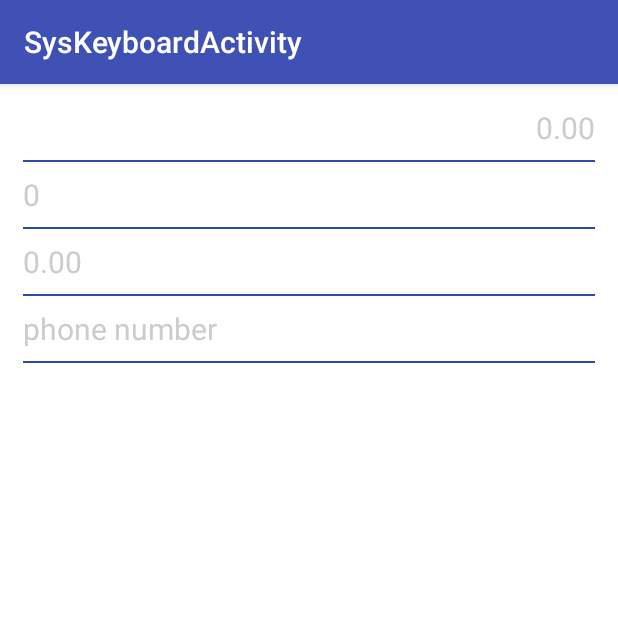
After one commit to luoheng158/CustomNumberKeyboard, an Android app: the SysKeyboardActivity screen opened directly, with no data from a screen before it, on a phone screen of 412 x 824 dp, the top half of it. The commit adds this screen. Run offline under Robolectric (Android 15) with nearby library versions, the phone set to English and light mode, and no system bars.

Commit message:
1.add number edit text with android sys keyboard. 2.handle exception

```diff
--- a/numberkeyboard/build.gradle
+++ b/numberkeyboard/build.gradle
@@ -36,7 +36,7 @@ ext {
     publishedGroupId = 'com.carlos.widget'
     artifact = 'numberkeyboard'
     libraryName = 'numberkeyboard'
-    libraryVersion = '0.1.12'
+    libraryVersion = '1.1.0'
 
     libraryDescription = 'A custom keyboard of android that can input number or decimals, currency  etc.'
 
--- a/numberkeyboard/src/main/res/values/attrs.xml
+++ b/numberkeyboard/src/main/res/values/attrs.xml
@@ -19,6 +19,7 @@
     <declare-styleable name="NumberDecimalEditText">
         <attr name="decimal_digits" format="integer"/>
         <attr name="max_input_integers" format="integer"/>
+        <attr name="disable_sys_keyboard" format="boolean"/>
     </declare-styleable>
 
 </resources>
--- a/sample/build.gradle
+++ b/sample/build.gradle
@@ -22,7 +22,6 @@ android {
 dependencies {
     compile fileTree(dir: 'libs', include: ['*.jar'])
     compile project(':numberkeyboard')
-    // compile 'com.carlos.widget:numberkeyboard:0.1.10'
     testCompile 'junit:junit:4.12'
     compile 'com.android.support:appcompat-v7:25.3.1'
 }
--- /dev/null
+++ b/sample/src/main/java/com/carlos/keyboard/SysKeyboardActivity.java
@@ -0,0 +1,36 @@
+package com.carlos.keyboard;
+
+import android.os.Bundle;
+import android.support.v7.app.AppCompatActivity;
+
+import com.carlos.number.keyboard.CurrencyEditText;
+
+import java.text.DecimalFormat;
+import java.text.DecimalFormatSymbols;
+import java.text.NumberFormat;
+
+public class SysKeyboardActivity extends AppCompatActivity {
+
+    private CurrencyEditText mCurrencyTwoDecimalDigitsView;
+    private CurrencyEditText mCurrencyNoneDecimalDigitsView;
+
+    @Override
+    protected void onCreate(Bundle savedInstanceState) {
+        super.onCreate(savedInstanceState);
+        setContentView(R.layout.activity_sys);
+        mCurrencyTwoDecimalDigitsView = (CurrencyEditText) findViewById(R.id.et_currency1);
+        mCurrencyTwoDecimalDigitsView.requestFocus();
+        mCurrencyTwoDecimalDigitsView.setFocusableInTouchMode(true);
+
+        NumberFormat currencyFormatter = NumberFormat.getCurrencyInstance();
+        DecimalFormatSymbols decimalFormatSymbols = ((DecimalFormat) currencyFormatter).getDecimalFormatSymbols();
+        decimalFormatSymbols.setCurrencySymbol("");
+        ((DecimalFormat) currencyFormatter).setDecimalFormatSymbols(decimalFormatSymbols);
+        mCurrencyTwoDecimalDigitsView.setCurrencyFormatter(currencyFormatter);
+
+        mCurrencyNoneDecimalDigitsView = (CurrencyEditText) findViewById(R.id.et_currency2);
+        mCurrencyNoneDecimalDigitsView.setCurrencyFormatter(currencyFormatter);
+
+    }
+
+}
--- /dev/null
+++ b/sample/src/main/res/layout/activity_sys.xml
@@ -0,0 +1,114 @@
+<?xml version="1.0" encoding="utf-8"?>
+<ScrollView
+    xmlns:android="http://schemas.android.com/apk/res/android"
+    xmlns:app="http://schemas.android.com/apk/res-auto"
+    android:layout_width="match_parent"
+    android:layout_height="match_parent"
+    android:background="@color/white"
+    android:overScrollMode="never"
+    android:scrollbars="none">
+
+    <LinearLayout
+        android:layout_width="match_parent"
+        android:layout_height="wrap_content"
+        android:orientation="vertical"
+        android:padding="15dp">
+
+        <com.carlos.number.keyboard.CurrencyEditText
+            android:id="@+id/et_currency1"
+            android:layout_width="match_parent"
+            android:layout_height="wrap_content"
+            android:background="@null"
+            android:gravity="right|center_vertical"
+            android:hint="0.00"
+            android:inputType="numberDecimal"
+            android:maxLines="1"
+            android:textColor="#333333"
+            android:textColorHint="#cccccc"
+            android:textCursorDrawable="@null"
+            android:textSize="20sp"
+            app:decimal_digits="2"
+            app:disable_sys_keyboard="false"
+            app:max_input_integers="12"/>
+
+        <View
+            android:layout_width="match_parent"
+            android:layout_height="1dp"
+            android:layout_marginBottom="8dp"
+            android:layout_marginTop="8dp"
+            android:background="#FF2D4BA3"/>
+
+        <com.carlos.number.keyboard.CurrencyEditText
+            android:id="@+id/et_currency2"
+            android:layout_width="match_parent"
+            android:layout_height="wrap_content"
+            android:background="@null"
+            android:gravity="left|center_vertical"
+            android:hint="0"
+            android:inputType="numberDecimal"
+            android:maxLines="1"
+            android:textColor="#333333"
+            android:textColorHint="#cccccc"
+            android:textCursorDrawable="@null"
+            android:textSize="20sp"
+            app:decimal_digits="0"
+            app:disable_sys_keyboard="false"
+            app:max_input_integers="12"/>
+
+        <View
+            android:layout_width="match_parent"
+            android:layout_height="1dp"
+            android:layout_marginBottom="8dp"
+            android:layout_marginTop="8dp"
+            android:background="#FF2D4BA3"/>
+
+        <com.carlos.number.keyboard.NumberDecimalEditText
+            android:id="@+id/et_number"
+            android:layout_width="match_parent"
+            android:layout_height="wrap_content"
+            android:background="@null"
+            android:gravity="left|center_vertical"
+            android:hint="0.00"
+            android:inputType="numberDecimal"
+            android:maxLines="1"
+            android:textColor="#333333"
+            android:textColorHint="#cccccc"
+            android:textCursorDrawable="@null"
+            android:textSize="20sp"
+            app:decimal_digits="2"
+            app:disable_sys_keyboard="false"
+            app:max_input_integers="12"/>
+
+        <View
+            android:layout_width="match_parent"
+            android:layout_height="1dp"
+            android:layout_marginBottom="8dp"
+            android:layout_marginTop="8dp"
+            android:background="#FF2D4BA3"/>
+
+        <com.carlos.number.keyboard.NumberDecimalEditText
+            android:id="@+id/et_phone_number"
+            android:layout_width="match_parent"
+            android:layout_height="wrap_content"
+            android:background="@null"
+            android:gravity="left|center_vertical"
+            android:hint="phone number"
+            android:inputType="number"
+            android:maxLines="1"
+            android:textColor="#333333"
+            android:textColorHint="#cccccc"
+            android:textCursorDrawable="@null"
+            android:textSize="20sp"
+            app:decimal_digits="0"
+            app:disable_sys_keyboard="false"
+            app:max_input_integers="11"/>
+
+        <View
+            android:layout_width="match_parent"
+            android:layout_height="1dp"
+            android:layout_marginBottom="8dp"
+            android:layout_marginTop="8dp"
+            android:background="#FF2D4BA3"/>
+
+    </LinearLayout>
+</ScrollView>
```
Also changed, not shown: numberkeyboard/src/main/java/com/carlos/number/keyboard/NumberDecimalEditText.java (+129 -21 lines), sample/src/main/AndroidManifest.xml (+14 -4 lines), sample/src/main/java/com/carlos/keyboard/CustomKeyboardActivity.java (renamed from sample/src/main/java/com/carlos/keyboard/MainActivity.java, +6 -6 lines), sample/src/main/java/com/carlos/keyboard/LauncherActivity.java (added, +31 -0 lines), sample/src/main/res/layout/activity_launcher.xml (added, +21 -0 lines), sample/src/main/res/layout/activity_custom.xml (renamed from sample/src/main/res/layout/activity_main.xml), 1 other file.
